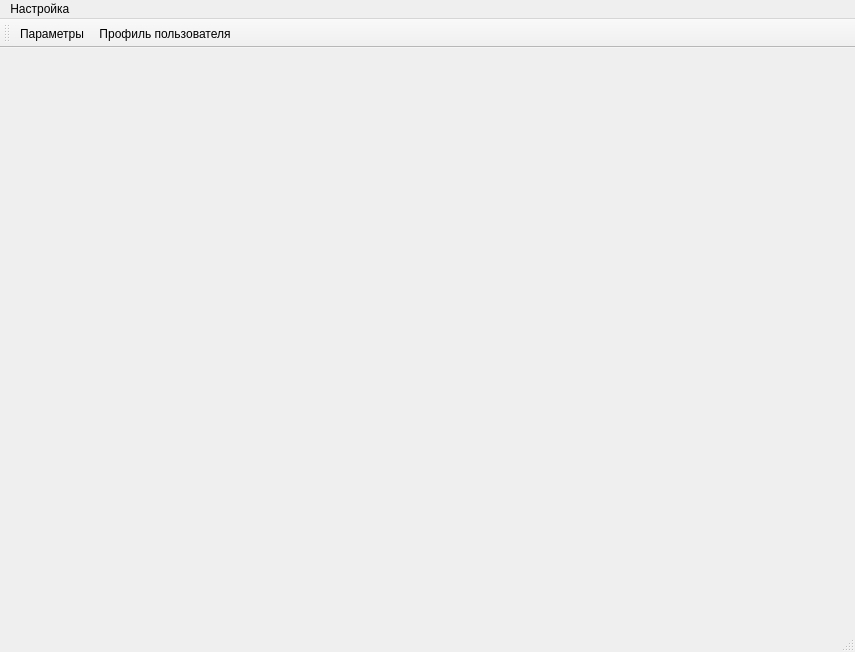
Before: the Qt Designer form mainwindow.ui in rust3128/Gandalf, drawn with Qt 5.
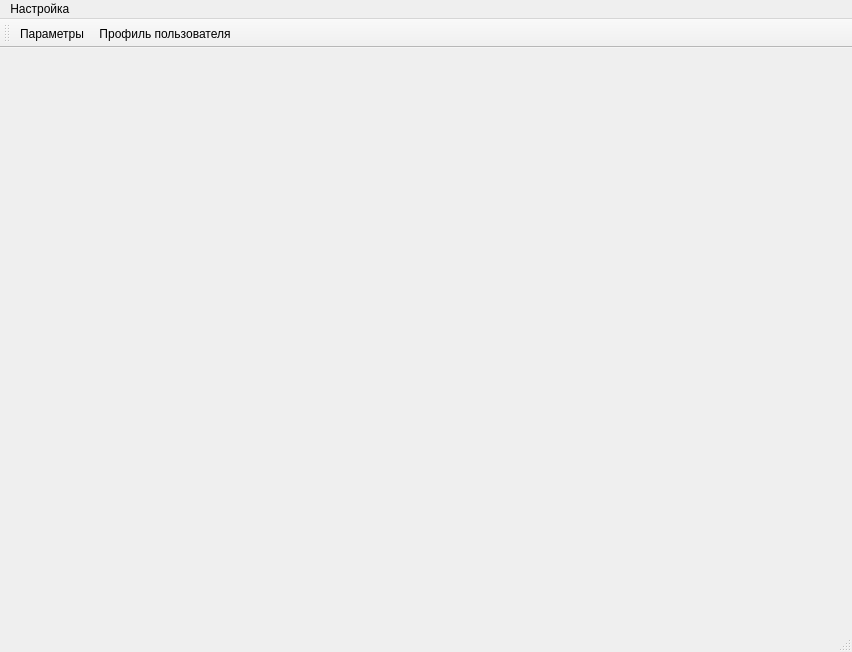
After: the same form once the commit is applied. Icons and pictures are not drawn. Custom widgets are drawn as their Qt base class.

```diff
--- a/mainwindow.ui
+++ b/mainwindow.ui
@@ -6,7 +6,7 @@
    <rect>
     <x>0</x>
     <y>0</y>
-    <width>855</width>
+    <width>852</width>
     <height>652</height>
    </rect>
   </property>
@@ -14,9 +14,9 @@
    <string>MainWindow</string>
   </property>
   <widget class="QWidget" name="centralwidget">
-   <layout class="QGridLayout" name="gridLayout">
-    <item row="0" column="0">
-     <widget class="SearchForm" name="widget" native="true">
+   <layout class="QGridLayout" name="gridLayout" rowstretch="0,0,0">
+    <item row="2" column="0">
+     <widget class="SearchForm" name="widgetSearch" native="true">
       <property name="maximumSize">
        <size>
         <width>16777215</width>
@@ -32,7 +32,7 @@
     <rect>
      <x>0</x>
      <y>0</y>
-     <width>855</width>
+     <width>852</width>
      <height>21</height>
     </rect>
    </property>
```
Left out of the diff: 19 changed lines with no effect on the pictures.
